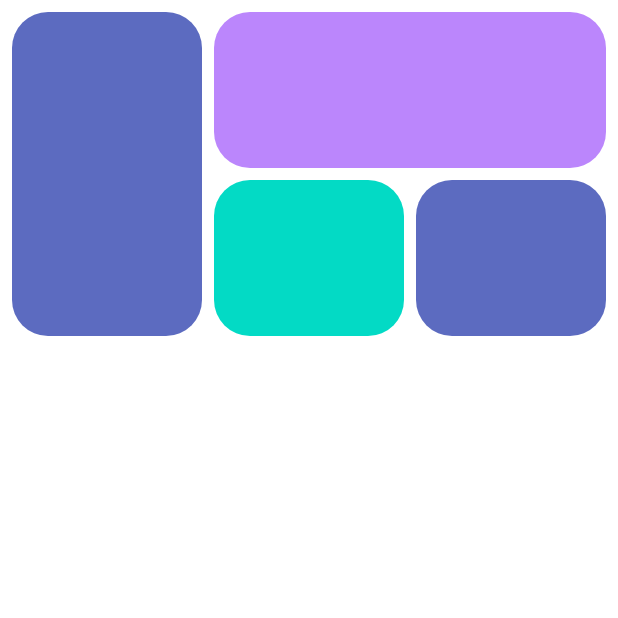
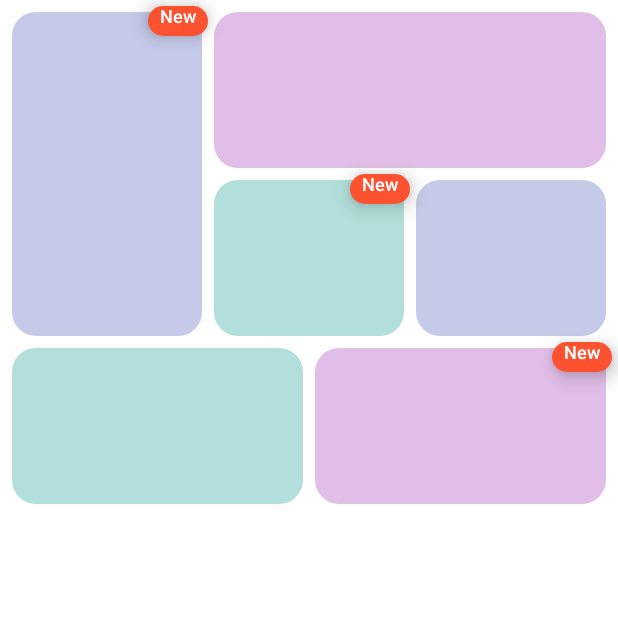
Before and after one commit to alexbaryzhikov/tiled-grid, an Android app built with Jetpack Compose: the screen it shows after launch (MainActivity), on a phone screen of 412 x 824 dp, the top half of it. Run offline under Robolectric (Android 15) with nearby library versions, the phone set to English and light mode, and no system bars.

Commit message:
Implement tile badges

```diff
--- a/app/src/main/java/ru/alexb/tiledgrid/MainActivity.kt
+++ b/app/src/main/java/ru/alexb/tiledgrid/MainActivity.kt
@@ -29,7 +29,7 @@ fun MainScreen() {
                 tiles = tilesSample,
                 modifier = Modifier
                     .fillMaxWidth()
-                    .padding(8.dp),
+                    .padding(4.dp),
                 columns = 6
             )
         }
--- a/app/src/main/java/ru/alexb/tiledgrid/data/TilesSample.kt
+++ b/app/src/main/java/ru/alexb/tiledgrid/data/TilesSample.kt
@@ -1,13 +1,15 @@
 package ru.alexb.tiledgrid.data
 
 import ru.alexb.tiledgrid.ui.grid.Tile
-import ru.alexb.tiledgrid.ui.theme.Indigo400
-import ru.alexb.tiledgrid.ui.theme.Purple200
-import ru.alexb.tiledgrid.ui.theme.Teal200
+import ru.alexb.tiledgrid.ui.theme.Indigo100
+import ru.alexb.tiledgrid.ui.theme.Purple100
+import ru.alexb.tiledgrid.ui.theme.Teal100
 
 val tilesSample = listOf(
-    Tile(id = "1", row = 0, column = 0, width = 2, height = 4, bgColor = Indigo400),
-    Tile(id = "2", row = 0, column = 2, width = 4, height = 2, bgColor = Purple200),
-    Tile(id = "3", row = 2, column = 2, width = 2, height = 2, bgColor = Teal200),
-    Tile(id = "4", row = 2, column = 4, width = 2, height = 2, bgColor = Indigo400),
+    Tile(id = "1", row = 0, column = 0, width = 2, height = 4, bgColor = Indigo100, badge = true),
+    Tile(id = "2", row = 0, column = 2, width = 4, height = 2, bgColor = Purple100),
+    Tile(id = "3", row = 2, column = 2, width = 2, height = 2, bgColor = Teal100, badge = true),
+    Tile(id = "4", row = 2, column = 4, width = 2, height = 2, bgColor = Indigo100),
+    Tile(id = "5", row = 4, column = 0, width = 3, height = 2, bgColor = Teal100),
+    Tile(id = "6", row = 4, column = 3, width = 3, height = 2, bgColor = Purple100, badge = true),
 )
--- a/app/src/main/java/ru/alexb/tiledgrid/ui/grid/Tile.kt
+++ b/app/src/main/java/ru/alexb/tiledgrid/ui/grid/Tile.kt
@@ -10,5 +10,6 @@ class Tile(
     val width: Int,
     val height: Int,
     val bgColor: Color,
+    val badge: Boolean = false,
     val content: @Composable () -> Unit = {}
 )
--- a/app/src/main/java/ru/alexb/tiledgrid/ui/grid/TiledGrid.kt
+++ b/app/src/main/java/ru/alexb/tiledgrid/ui/grid/TiledGrid.kt
@@ -1,19 +1,29 @@
 package ru.alexb.tiledgrid.ui.grid
 
 import androidx.compose.foundation.clickable
+import androidx.compose.foundation.layout.height
+import androidx.compose.foundation.layout.padding
+import androidx.compose.foundation.layout.width
+import androidx.compose.foundation.shape.RoundedCornerShape
 import androidx.compose.material.MaterialTheme
 import androidx.compose.material.Surface
+import androidx.compose.material.Text
 import androidx.compose.runtime.Composable
 import androidx.compose.ui.Modifier
 import androidx.compose.ui.draw.clip
+import androidx.compose.ui.graphics.Color
 import androidx.compose.ui.layout.Layout
 import androidx.compose.ui.layout.Placeable
 import androidx.compose.ui.layout.layoutId
+import androidx.compose.ui.text.font.FontWeight
+import androidx.compose.ui.text.style.TextAlign
 import androidx.compose.ui.tooling.preview.Preview
 import androidx.compose.ui.unit.Dp
 import androidx.compose.ui.unit.dp
+import androidx.compose.ui.unit.sp
 import ru.alexb.tiledgrid.data.tilesSample
-import ru.alexb.tiledgrid.ui.theme.Indigo400
+import ru.alexb.tiledgrid.ui.theme.CinnabarToxic
+import ru.alexb.tiledgrid.ui.theme.Indigo100
 import ru.alexb.tiledgrid.ui.theme.TiledGridTheme
 import kotlin.math.max
 
@@ -25,10 +35,16 @@ fun TiledGrid(
     spanWidth: Dp = 0.dp,
     spanHeight: Dp = 48.dp,
     spanInterval: Dp = 8.dp,
+    badgeProtrusion: Dp = 4.dp,
 ) {
     Layout(
-        content = { tiles.forEach { Tile(it) } },
-        modifier = modifier
+        content = {
+            tiles.forEach {
+                Tile(it)
+                if (it.badge) Badge(it.id)
+            }
+        },
+        modifier = modifier.padding(badgeProtrusion)
     ) { measurables, constraints ->
         val tilesMap = tiles.associateBy { it.id }
         val resolvedSpanWidth = when (spanWidth) {
@@ -36,18 +52,20 @@ fun TiledGrid(
             else -> spanWidth
         }
         var maxHeight = 0
-        val positions = hashMapOf<String, Pair<Int, Int>>()
-        val placeables = hashMapOf<String, Placeable>()
+        val tileRectangles = hashMapOf<String, Rectangle>()
+        val tilePlaceables = hashMapOf<String, Placeable>()
+        val badgePlaceables = hashMapOf<String, Placeable>()
         measurables.forEach { measurable ->
-            val id = measurable.layoutId as String
-            val tile = tilesMap.getValue(id)
+            when (val elementId = measurable.layoutId) {
+                is TileId -> {
+                    val tile = tilesMap.getValue(elementId.id)
                     val x = getTilePosition(tile.column, resolvedSpanWidth, spanInterval).roundToPx()
                     val y = getTilePosition(tile.row, spanHeight, spanInterval).roundToPx()
                     val width = getTileSize(tile.width, resolvedSpanWidth, spanInterval).roundToPx()
                     val height = getTileSize(tile.height, spanHeight, spanInterval).roundToPx()
                     maxHeight = max(maxHeight, y + height)
-            positions[id] = Pair(x, y)
-            placeables[id] = measurable.measure(
+                    tileRectangles[elementId.id] = Rectangle(x, y, width, height)
+                    tilePlaceables[elementId.id] = measurable.measure(
                         constraints.copy(
                             minWidth = width,
                             maxWidth = width,
@@ -56,12 +74,29 @@ fun TiledGrid(
                         )
                     )
                 }
+                is BadgeId -> {
+                    badgePlaceables[elementId.id] = measurable.measure(
+                        constraints.copy(
+                            minWidth = 0,
+                            minHeight = 0
+                        )
+                    )
+                }
+            }
+        }
         layout(constraints.maxWidth, maxHeight) {
-            placeables.forEach { (id, placeable) ->
-                val position = positions.getValue(id)
+            tilePlaceables.forEach { (id, placeable) ->
+                val rect = tileRectangles.getValue(id)
                 placeable.placeRelative(
-                    x = position.first,
-                    y = position.second
+                    x = rect.x,
+                    y = rect.y
+                )
+            }
+            badgePlaceables.forEach { (id, placeable) ->
+                val rect = tileRectangles.getValue(id)
+                placeable.placeRelative(
+                    x = rect.x + rect.w + badgeProtrusion.roundToPx() - placeable.width,
+                    y = rect.y - badgeProtrusion.roundToPx()
                 )
             }
         }
@@ -81,7 +116,7 @@ private fun getTileSize(spans: Int, spanSize: Dp, interval: Dp): Dp =
 private fun Tile(tile: Tile) {
     Surface(
         modifier = Modifier
-            .layoutId(tile.id)
+            .layoutId(TileId(tile.id))
             .clip(MaterialTheme.shapes.medium)
             .clickable {},
         color = tile.bgColor,
@@ -89,18 +124,57 @@ private fun Tile(tile: Tile) {
     )
 }
 
+
+@Composable
+private fun Badge(id: String) {
+    Surface(
+        modifier = Modifier
+            .layoutId(BadgeId(id))
+            .width(40.dp)
+            .height(20.dp),
+        shape = RoundedCornerShape(100.dp),
+        color = CinnabarToxic,
+        elevation = 8.dp
+    ) {
+        Text(
+            text = "New",
+            fontSize = 12.sp,
+            fontWeight = FontWeight.Medium,
+            color = Color.White,
+            textAlign = TextAlign.Center,
+        )
+    }
+}
+
+private sealed class ElementId(val id: String)
+private class TileId(id: String) : ElementId(id)
+private class BadgeId(id: String) : ElementId(id)
+
+private class Rectangle(val x: Int, val y: Int, val w: Int, val h: Int)
+
+@Preview
+@Composable
+fun BadgePreview() {
+    TiledGridTheme {
+        Badge("1")
+    }
+}
+
 @Preview(widthDp = 100, heightDp = 100)
 @Composable
 fun TilePreview() {
     TiledGridTheme {
-        Tile(Tile(
+        Tile(
+            Tile(
                 id = "1",
                 row = 0,
                 column = 0,
                 width = 2,
                 height = 2,
-            bgColor = Indigo400
-        ))
+                bgColor = Indigo100,
+                badge = true
+            )
+        )
     }
 }
 
--- a/app/src/main/java/ru/alexb/tiledgrid/ui/theme/Color.kt
+++ b/app/src/main/java/ru/alexb/tiledgrid/ui/theme/Color.kt
@@ -2,8 +2,15 @@ package ru.alexb.tiledgrid.ui.theme
 
 import androidx.compose.ui.graphics.Color
 
+val Purple50 = Color(0xFFF3E5F5)
+val Purple100 = Color(0xFFE1BEE7)
 val Purple200 = Color(0xFFBB86FC)
 val Purple500 = Color(0xFF6200EE)
 val Purple700 = Color(0xFF3700B3)
+val Teal50 = Color(0xFFE0F2F1)
+val Teal100 = Color(0xFFB2DFDB)
 val Teal200 = Color(0xFF03DAC5)
+val Indigo50 = Color(0xFFE8EAF6)
+val Indigo100 = Color(0xFFC5CAE9)
 val Indigo400 = Color(0xFF5C6BC0)
+val CinnabarToxic = Color(0xFFFC5230)
--- a/app/src/main/java/ru/alexb/tiledgrid/ui/theme/Shape.kt
+++ b/app/src/main/java/ru/alexb/tiledgrid/ui/theme/Shape.kt
@@ -6,6 +6,6 @@ import androidx.compose.ui.unit.dp
 
 val Shapes = Shapes(
     small = RoundedCornerShape(4.dp),
-    medium = RoundedCornerShape(24.dp),
+    medium = RoundedCornerShape(16.dp),
     large = RoundedCornerShape(0.dp)
 )
```
Lines whose indentation alone changed are shown as unchanged.
